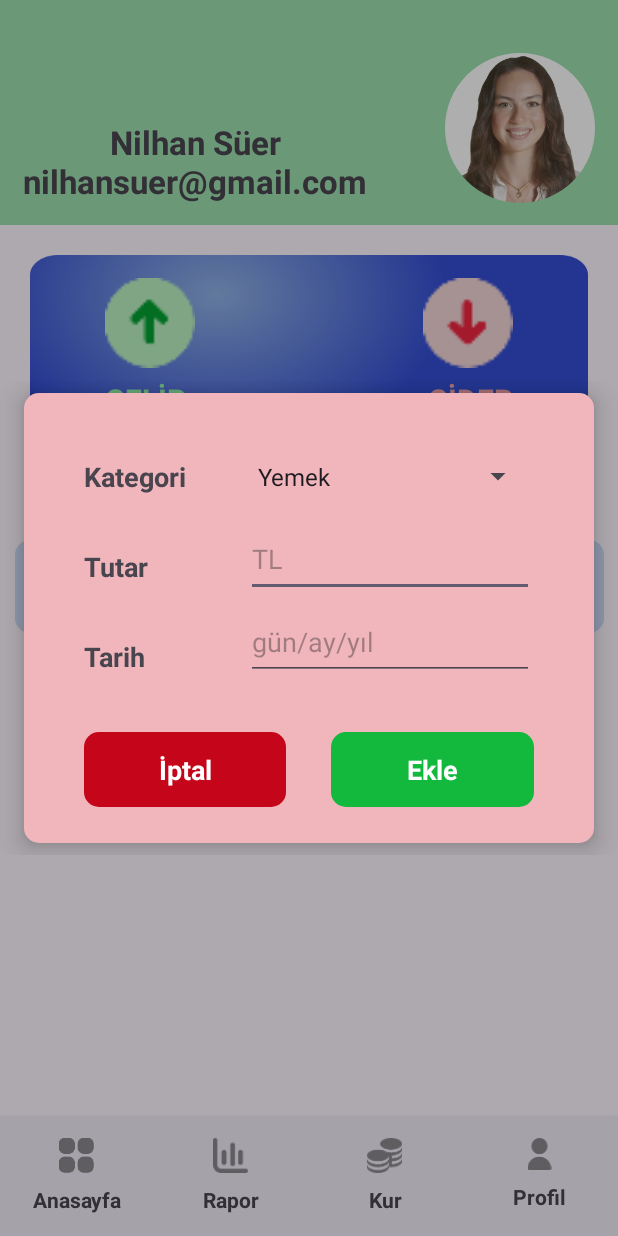
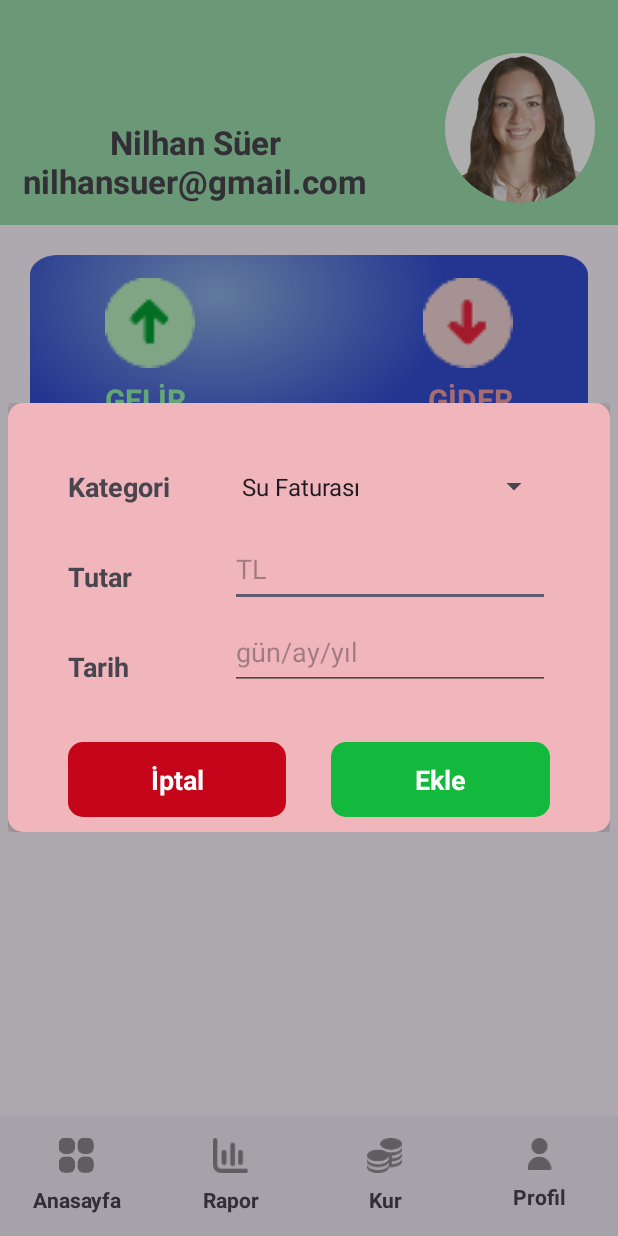
Before and after one commit to nilhansuer/SmartFinanceManagementApp, an Android app: the MainActivity screen opened directly, with no data from a screen before it, after a tap on "Ev Giderleri", on a phone screen of 412 x 824 dp. Run offline under Robolectric (Android 15) with nearby library versions, the light colour scheme and no system bars; our stand-ins replace Dagger/Hilt's generated code; 2 statements that could not run were skipped.

Commit message:
Features are added.

```diff
--- a/app/src/main/assets/expense_category_list.txt
+++ /dev/null
@@ -1,4 +0,0 @@
-Yemek
-Alışveriş
-Ev Giderleri
-Diğer
--- /dev/null
+++ b/app/src/main/assets/expense_eating_list.txt
@@ -0,0 +1,4 @@
+Restaurant
+Fast Food
+Kafe
+Tatlı
--- /dev/null
+++ b/app/src/main/assets/expense_home_list.txt
@@ -0,0 +1,4 @@
+Su Faturası
+Elektrik Faturası
+Doğalgaz
+Kira
--- /dev/null
+++ b/app/src/main/assets/expense_others_list.txt
@@ -0,0 +1,2 @@
+Taksi
+Benzin
--- /dev/null
+++ b/app/src/main/assets/expense_shopping_list.txt
@@ -0,0 +1,5 @@
+Market
+Kıyafet
+Ayakkabı
+Aksesuar
+Ev Eşyası
--- a/app/src/main/java/com/example/smartfinancemanagementapp/data/AppModule.kt
+++ b/app/src/main/java/com/example/smartfinancemanagementapp/data/AppModule.kt
@@ -18,13 +18,13 @@ import javax.inject.Singleton
 class AppModule {
 
     @Provides
-    @Singleton // Prevents creating a new db everytime the app runs.
+    @Singleton
     fun provideMainRepository(): MainRepository {
         return MainRepository()
     }
 
     @Provides
-    @Singleton
+    @Singleton // Prevents creating a new db everytime the app runs.
     fun provideExpenseDatabase(@ApplicationContext appContext: Context): ExpenseDatabase {
         return Room.databaseBuilder(
             appContext,
--- a/app/src/main/java/com/example/smartfinancemanagementapp/ui/Activity/MainActivity.kt
+++ b/app/src/main/java/com/example/smartfinancemanagementapp/ui/Activity/MainActivity.kt
@@ -1,16 +1,10 @@
 package com.example.smartfinancemanagementapp.ui.Activity
 
-import android.app.Dialog
-import android.content.res.AssetManager
+import ExpensePopupFragment
 import android.os.Bundle
 import android.view.WindowManager
-import android.widget.ArrayAdapter
-import android.widget.EditText
-import android.widget.Spinner
-import android.widget.TextView
 import androidx.activity.viewModels
 import androidx.appcompat.app.AppCompatActivity
-import androidx.lifecycle.Observer
 import androidx.recyclerview.widget.LinearLayoutManager
 import com.bumptech.glide.Glide
 import com.example.smartfinancemanagementapp.ui.Adapter.ExpenseListAdapter
@@ -19,14 +13,13 @@ import com.example.smartfinancemanagementapp.databinding.ActivityMainBinding
 import com.example.smartfinancemanagementapp.domain.Model.ExpenseEntity
 import com.example.smartfinancemanagementapp.ui.ViewModel.MainViewModel
 import dagger.hilt.android.AndroidEntryPoint
-import java.io.BufferedReader
-import java.io.IOException
-import java.io.InputStreamReader
 
 @AndroidEntryPoint
 class MainActivity : AppCompatActivity() {
     private lateinit var binding: ActivityMainBinding
     private val mainViewModel: MainViewModel by viewModels()
+
+    private var categoryType: Int = 0
 
     override fun onCreate(savedInstanceState: Bundle?) {
         super.onCreate(savedInstanceState)
@@ -40,92 +33,51 @@ class MainActivity : AppCompatActivity() {
 
         initRecyclerView()
 
-        binding.layoutEating.setOnClickListener{
-            showPopup()
+        binding.layoutEating.setOnClickListener {
+            categoryType = 1
+            showExpensePopup(categoryType)
         }
 
-        binding.layoutHomeExpense.setOnClickListener{
-            showPopup()
+        binding.layoutShopping.setOnClickListener {
+            categoryType = 2
+            showExpensePopup(categoryType)
         }
 
-        binding.layoutOthers.setOnClickListener{
-            showPopup()
+        binding.layoutHomeExpense.setOnClickListener {
+            categoryType = 3
+            showExpensePopup(categoryType)
         }
 
-        // Observe the expenses come from db
-        mainViewModel.allExpenses.observe(this, Observer { expenses ->
+        binding.layoutOthers.setOnClickListener {
+            categoryType = 4
+            showExpensePopup(categoryType)
+        }
+
+        // Observe the expenses from db
+        mainViewModel.allExpenses.observe(this) { expenses ->
             (binding.view.adapter as ExpenseListAdapter).submitList(expenses)
-        })
+        }
 
         Glide.with(this)
             .load(R.drawable.profile_photo)
             .circleCrop()
             .into(binding.imageProfilePhoto)
-
     }
-
 
     private fun initRecyclerView() {
         binding.view.layoutManager = LinearLayoutManager(this, LinearLayoutManager.VERTICAL, false)
         binding.view.adapter = ExpenseListAdapter(emptyList())
     }
 
-    private fun showPopup() {
-
-        val dialog = Dialog(this)
-        dialog.setContentView(R.layout.add_expense_popup)
-        dialog.window?.setBackgroundDrawableResource(android.R.color.transparent)
-
-
-        val categorySpinner: Spinner = dialog.findViewById(R.id.spinnerCategory)
-        val categoryList: ArrayList<String> = ArrayList()
-
-        try {
-            val assetManager: AssetManager = assets
-            val inputStream = assetManager.open("expense_category_list.txt")
-            val bufferedReader = BufferedReader(InputStreamReader(inputStream))
-
-            var line: String?
-            while (bufferedReader.readLine().also { line = it } != null) {
-                categoryList.add(line!!)
-            }
-
-            bufferedReader.close()
-        } catch (e: IOException) {
-            e.printStackTrace()
+    private fun showExpensePopup(categoryType: Int) {
+        val expensePopupFragment = ExpensePopupFragment(categoryType) { category, price, date ->
+            addExpense(category, price, date)
         }
-
-        val adapter: ArrayAdapter<String> =
-            ArrayAdapter(this, android.R.layout.simple_spinner_item, categoryList)
-        adapter.setDropDownViewResource(android.R.layout.simple_spinner_dropdown_item)
-        categorySpinner.adapter = adapter
-
-        val editPrice = dialog.findViewById<EditText>(R.id.editPrice)
-        val editDate = dialog.findViewById<EditText>(R.id.editDate)
-
-        val btnAddPopup = dialog.findViewById<TextView>(R.id.buttonAdd)
-        btnAddPopup.setOnClickListener {
-            val category = categorySpinner.selectedItem.toString()
-            val priceString = editPrice.text.toString()
-            val price = priceString.toDoubleOrNull() ?: 0.0
-            val date = editDate.text.toString()
-
-            addExpense(category, price, date)
-            dialog.dismiss()
-        }
-
-        val btnClosePopup = dialog.findViewById<TextView>(R.id.buttonCancel)
-        btnClosePopup.setOnClickListener {
-            dialog.dismiss()
-        }
-
-        dialog.show()
+        expensePopupFragment.show(supportFragmentManager, "ExpensePopupFragment")
     }
 
-    private fun addExpense(category: String, price: Double, date: String ){
-        val newExpense = ExpenseEntity(title = category, price = price, pic = "img1", time = date )
+    private fun addExpense(category: String, price: Double, date: String) {
+        val newExpense = ExpenseEntity(title = category, price = price, pic = "img1", time = date)
         mainViewModel.insert(newExpense)
     }
-
-
 }
--- /dev/null
+++ b/app/src/main/java/com/example/smartfinancemanagementapp/ui/Fragment/ExpensePopupFragment.kt
@@ -0,0 +1,107 @@
+import android.app.DatePickerDialog
+import android.app.Dialog
+import android.content.res.AssetManager
+import android.os.Bundle
+import android.view.LayoutInflater
+import android.view.View
+import android.view.ViewGroup
+import android.widget.ArrayAdapter
+import android.widget.EditText
+import android.widget.Spinner
+import android.widget.TextView
+import androidx.fragment.app.DialogFragment
+import com.example.smartfinancemanagementapp.databinding.FragmentExpensePopupBinding
+import dagger.hilt.android.AndroidEntryPoint
+import java.io.BufferedReader
+import java.io.IOException
+import java.io.InputStreamReader
+import java.util.Calendar
+
+@AndroidEntryPoint
+class ExpensePopupFragment(private val categoryType: Int, private val onAddExpense: (String, Double, String) -> Unit) : DialogFragment() {
+
+    private lateinit var bindingPopup: FragmentExpensePopupBinding
+
+    override fun onCreateView(
+        inflater: LayoutInflater, container: ViewGroup?,
+        savedInstanceState: Bundle?
+    ): View {
+        bindingPopup = FragmentExpensePopupBinding.inflate(inflater, container, false)
+        return bindingPopup.root
+    }
+
+    override fun onViewCreated(view: View, savedInstanceState: Bundle?) {
+        super.onViewCreated(view, savedInstanceState)
+
+        val categorySpinner: Spinner = bindingPopup.spinnerCategory
+        val categoryList: ArrayList<String> = ArrayList()
+
+        val editDate: EditText = bindingPopup.editDate
+
+        editDate.setOnClickListener {
+            showDatePickerDialog(editDate)
+        }
+
+        val categoryFileName = when (categoryType) {
+            1 -> "expense_eating_list.txt"
+            2 -> "expense_shopping_list.txt"
+            3 -> "expense_home_list.txt"
+            else -> "expense_others_list.txt"
+        }
+
+        try {
+            val assetManager: AssetManager = requireActivity().assets
+            val inputStream = assetManager.open(categoryFileName)
+            val bufferedReader = BufferedReader(InputStreamReader(inputStream))
+
+            var line: String?
+            while (bufferedReader.readLine().also { line = it } != null) {
+                categoryList.add(line!!)
+            }
+
+            bufferedReader.close()
+        } catch (e: IOException) {
+            e.printStackTrace()
+        }
+
+        val adapter: ArrayAdapter<String> =
+            ArrayAdapter(requireContext(), android.R.layout.simple_spinner_item, categoryList)
+        adapter.setDropDownViewResource(android.R.layout.simple_spinner_dropdown_item)
+        categorySpinner.adapter = adapter
+
+        bindingPopup.buttonAdd.setOnClickListener {
+            val category = categorySpinner.selectedItem.toString()
+            val priceString = bindingPopup.editPrice.text.toString()
+            val price = priceString.toDoubleOrNull() ?: 0.0
+            val date = editDate.text.toString()
+
+            onAddExpense(category, price, date)  // send data to the MainActivity with callback
+            dismiss()
+        }
+
+        val btnClosePopup: TextView = bindingPopup.buttonCancel
+        btnClosePopup.setOnClickListener {
+            dismiss()
+        }
+    }
+
+    override fun onCreateDialog(savedInstanceState: Bundle?): Dialog {
+        val dialog = super.onCreateDialog(savedInstanceState)
+        dialog.window?.setBackgroundDrawableResource(android.R.color.transparent)
+        return dialog
+    }
+
+    private fun showDatePickerDialog(editText: EditText) {
+        val calendar = Calendar.getInstance()
+        val year = calendar.get(Calendar.YEAR)
+        val month = calendar.get(Calendar.MONTH)
+        val day = calendar.get(Calendar.DAY_OF_MONTH)
+
+        val datePickerDialog = DatePickerDialog(requireContext(), { _, selectedYear, selectedMonth, selectedDay ->
+            val formattedDate = "$selectedDay/${selectedMonth + 1}/$selectedYear"
+            editText.setText(formattedDate)
+        }, year, month, day)
+
+        datePickerDialog.show()
+    }
+}
--- a/app/src/main/res/layout/add_expense_popup.xml
+++ b/app/src/main/res/layout/fragment_expense_popup.xml
@@ -92,7 +92,8 @@
                     android:layout_marginTop="5dp"
                     android:ems="10"
                     android:textSize="18sp"
-                    android:inputType="text"
+                    android:focusable="false"
+                    android:inputType="none"
                     android:hint="gün/ay/yıl"/>
 
             </LinearLayout>
```
Also changed, not shown: app/src/main/java/com/example/smartfinancemanagementapp/ui/Adapter/ExpenseListAdapter.kt (+2 -5 lines).
